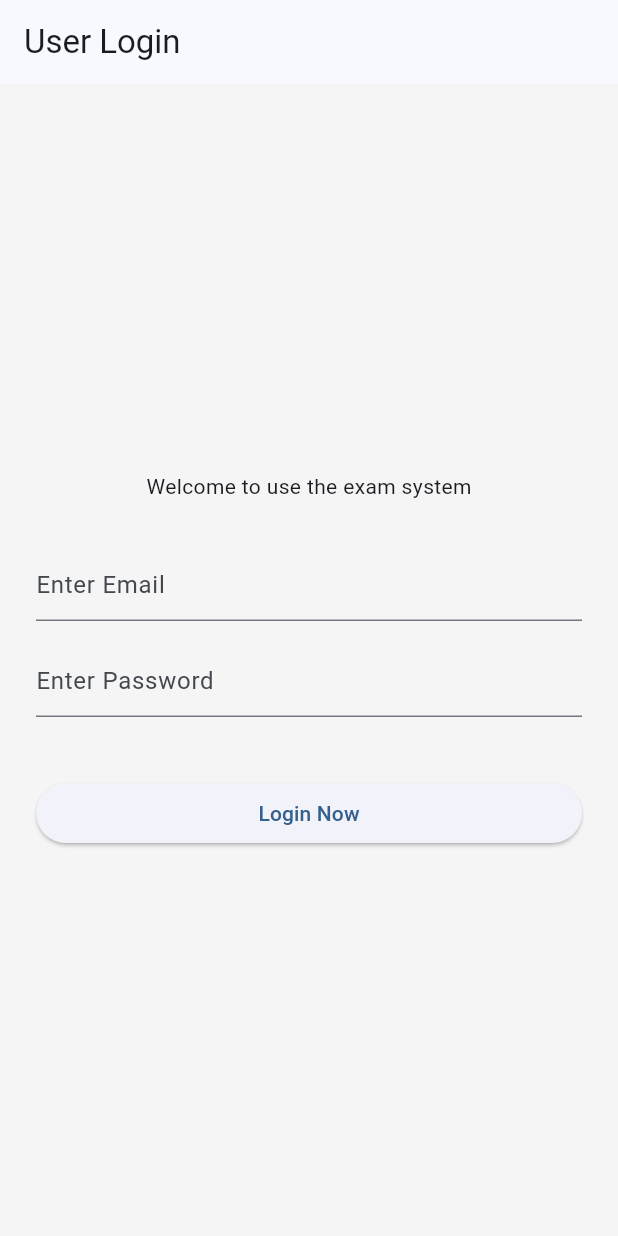
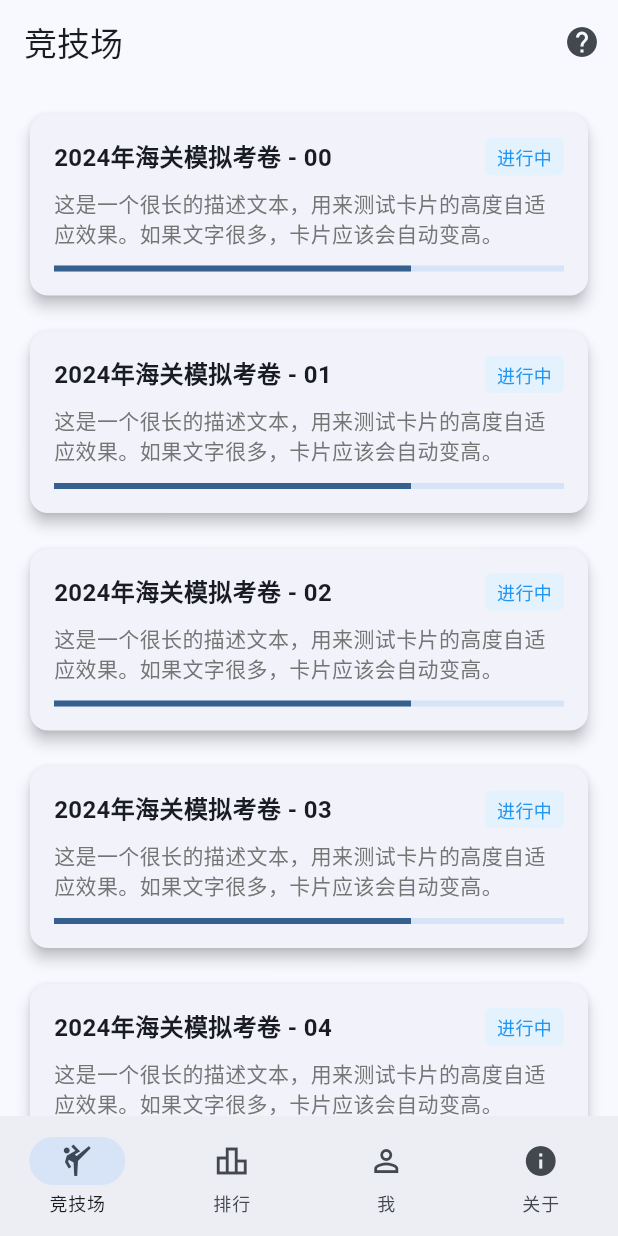
Before and after one commit to k2ane/exam_master-flutter, a Flutter app: the screen it shows after launch, on a phone screen of 412 x 824 dp. Run offline on Flutter 3.47's test engine with Material 3 defaults, Android fonts, the phone set to English and light mode, and no system bars; drawn by our look-alikes of flutter_platform_widgets; our stand-ins replace flutter_riverpod, riverpod_annotation; generated files the repository leaves out were written again.

Commit message:
Refactor navigation and localization, add responsive layout
Replaces the login page with a new responsive navigation structure for both mobile and desktop using separate navigation scaffolds. Adds a locale provider for language switching, updates localization keys (removes 'loginTiitleMessage', adds 'homeTitle'), and introduces a responsive layout widget. Removes dependencies on flutter_platform_widgets and flutter_adaptive_scaffold, and updates related configuration and localization files.

```diff
--- a/l10n.yaml
+++ b/l10n.yaml
@@ -1,4 +1,4 @@
 arb-dir: lib/l10n
 template-arb-file: app_zh.arb
 output-localization-file: app_localizations.dart
-synthetic-package: false # 👈 必须加这一行！
+# synthetic-package: false # 👈 必须加这一行！
--- /dev/null
+++ b/lib/core/widgets/responsive_layout.dart
@@ -0,0 +1,29 @@
+import 'package:flutter/material.dart';
+
+class ResponsiveLayout extends StatelessWidget {
+  final Widget mobile;
+  final Widget desktop;
+  final Widget? table; // 可选平板布局
+
+  const ResponsiveLayout({
+    super.key,
+    required this.mobile,
+    required this.desktop,
+    this.table,
+  });
+
+  static const int mobileBreakpoint = 600;
+
+  @override
+  Widget build(BuildContext context) {
+    return LayoutBuilder(
+      builder: (context, constraints) {
+        if (constraints.maxWidth < mobileBreakpoint) {
+          return mobile;
+        } else {
+          return desktop;
+        }
+      },
+    );
+  }
+}
--- /dev/null
+++ b/lib/features/auth/view/exam_page.dart
@@ -0,0 +1,158 @@
+import 'package:flutter/material.dart';
+import 'package:flutter/foundation.dart';
+
+class ExamPage extends StatelessWidget {
+  const ExamPage({super.key});
+
+  @override
+  Widget build(BuildContext context) {
+    if (kIsWeb) {
+      return Scaffold(
+        appBar: AppBar(
+          title: Text('竞技场'),
+          actions: [
+            IconButton(
+              onPressed: _onRefresh,
+              icon: Icon(Icons.refresh),
+              tooltip: "刷新",
+            ),
+            IconButton(
+              onPressed: () => {},
+              icon: Icon(Icons.help),
+              tooltip: "帮助",
+            ),
+          ],
+        ),
+        body: ListView.separated(
+          padding: const EdgeInsets.all(16),
+          itemCount: 20,
+          separatorBuilder: (c, i) => const SizedBox(height: 16), // 列表间距
+          itemBuilder: (context, index) {
+            return Card(
+              elevation: 4, // 阴影深度
+              shape: RoundedRectangleBorder(
+                borderRadius: BorderRadius.circular(12),
+              ),
+              child: Padding(
+                padding: const EdgeInsets.all(16),
+                child: Column(
+                  crossAxisAlignment: CrossAxisAlignment.start,
+                  children: [
+                    Row(
+                      mainAxisAlignment: MainAxisAlignment.spaceBetween,
+                      children: [
+                        Text(
+                          "2024年海关模拟考卷 - 0$index",
+                          style: const TextStyle(
+                            fontWeight: FontWeight.bold,
+                            fontSize: 16,
+                          ),
+                        ),
+                        Container(
+                          padding: const EdgeInsets.symmetric(
+                            horizontal: 8,
+                            vertical: 4,
+                          ),
+                          decoration: BoxDecoration(
+                            color: Colors.blue[50],
+                            borderRadius: BorderRadius.circular(4),
+                          ),
+                          child: const Text(
+                            "进行中",
+                            style: TextStyle(color: Colors.blue, fontSize: 12),
+                          ),
+                        ),
+                      ],
+                    ),
+                    const SizedBox(height: 8),
+                    Text(
+                      "这是一个很长的描述文本，用来测试卡片的高度自适应效果。如果文字很多，卡片应该会自动变高。",
+                      style: TextStyle(color: Colors.grey[600]),
+                    ),
+                    const SizedBox(height: 12),
+                    const LinearProgressIndicator(value: 0.7), // 进度条
+                  ],
+                ),
+              ),
+            );
+          },
+        ),
+      );
+    }
+    // 手机视图
+    return Scaffold(
+      appBar: AppBar(
+        title: Text('竞技场'),
+        actions: [
+          IconButton(
+            onPressed: () => {},
+            icon: Icon(Icons.help),
+            tooltip: "帮助",
+          ),
+        ],
+      ),
+      body: RefreshIndicator(
+        onRefresh: _onRefresh,
+        child: ListView.separated(
+          padding: const EdgeInsets.all(16),
+          itemCount: 20,
+          separatorBuilder: (c, i) => const SizedBox(height: 16), // 列表间距
+          itemBuilder: (context, index) {
+            return Card(
+              elevation: 4, // 阴影深度
+              shape: RoundedRectangleBorder(
+                borderRadius: BorderRadius.circular(12),
+              ),
+              child: Padding(
+                padding: const EdgeInsets.all(16),
+                child: Column(
+                  crossAxisAlignment: CrossAxisAlignment.start,
+                  children: [
+                    Row(
+                      mainAxisAlignment: MainAxisAlignment.spaceBetween,
+                      children: [
+                        Text(
+                          "2024年海关模拟考卷 - 0$index",
+                          style: const TextStyle(
+                            fontWeight: FontWeight.bold,
+                            fontSize: 16,
+                          ),
+                        ),
+                        Container(
+                          padding: const EdgeInsets.symmetric(
+                            horizontal: 8,
+                            vertical: 4,
+                          ),
+                          decoration: BoxDecoration(
+                            color: Colors.blue[50],
+                            borderRadius: BorderRadius.circular(4),
+                          ),
+                          child: const Text(
+                            "进行中",
+                            style: TextStyle(color: Colors.blue, fontSize: 12),
+                          ),
+                        ),
+                      ],
+                    ),
+                    const SizedBox(height: 8),
+                    Text(
+                      "这是一个很长的描述文本，用来测试卡片的高度自适应效果。如果文字很多，卡片应该会自动变高。",
+                      style: TextStyle(color: Colors.grey[600]),
+                    ),
+                    const SizedBox(height: 12),
+                    const LinearProgressIndicator(value: 0.7), // 进度条
+                  ],
+                ),
+              ),
+            );
+          },
+        ),
+      ),
+    );
+  }
+}
+
+Future<void> _onRefresh() async {
+  await Future.delayed(Duration(seconds: 2));
+  print('yout are requested');
+}
--- a/lib/features/auth/view/login_page.dart
+++ /dev/null
@@ -1,103 +0,0 @@
-import 'package:flutter/material.dart';
-import 'package:flutter_platform_widgets/flutter_platform_widgets.dart';
-import 'package:flutter_riverpod/flutter_riverpod.dart';
-// 引入生成的 ViewModel 和 翻译文件
-import '../logic/login_controller.dart';
-import '../../../l10n/app_localizations.dart';
-// (注意调整上面的 import 路径，确保指向正确文件)
-
-// ✅ 关键点：继承 ConsumerWidget 而不是 StatelessWidget
-// 这样我们就能通过 WidgetRef ref 来与 ViewModel 通信
-class LoginPage extends ConsumerWidget {
-  const LoginPage({super.key});
-
-  @override
-  Widget build(BuildContext context, WidgetRef ref) {
-    final l10n = AppLocalizations.of(context)!;
-
-    // 1. 监听 ViewModel 的状态
-    // watch: 只要状态变了（比如变成 loading），界面就会自动刷新
-    final loginState = ref.watch(loginControllerProvider);
-
-    // 2. 监听副作用 (Side Effects)
-    // listen: 用于处理导航、弹窗报错等一次性操作
-    ref.listen(loginControllerProvider, (previous, next) {
-      if (next.hasError) {
-        // 报错弹窗
-        showPlatformDialog(
-          context: context,
-          builder: (_) => PlatformAlertDialog(
-            title: const Text('错误'),
-            content: Text(next.error.toString()),
-            actions: [
-              PlatformDialogAction(
-                child: const Text('OK'),
-                onPressed: () => Navigator.pop(context),
-              ),
-            ],
-          ),
-        );
-      } else if (!next.isLoading && !next.hasError) {
-        // 成功跳转
-        // Navigator.pushReplacement...
-        print("登录成功，跳转首页");
-      }
-    });
-
-    final emailController = TextEditingController();
-    final passwordController = TextEditingController();
-
-    return PlatformScaffold(
-      appBar: PlatformAppBar(title: Text(l10n.loginTitle)),
-      body: Center(
-        child: Padding(
-          padding: const EdgeInsets.all(24.0),
-          child: Column(
-            mainAxisAlignment: MainAxisAlignment.center,
-            children: [
-              Text(l10n.loginTiitleMessage),
-
-              const SizedBox(height: 32),
-
-              PlatformTextField(
-                controller: emailController,
-                hintText: l10n.inputEmail,
-                enabled: !loginState.isLoading, // 加载时禁用输入
-              ),
-              const SizedBox(height: 16),
-              PlatformTextField(
-                controller: passwordController,
-                hintText: l10n.inputPassword,
-                obscureText: true,
-                enabled: !loginState.isLoading,
-              ),
-              const SizedBox(height: 40),
-
-              SizedBox(
-                width: double.infinity,
-                child: PlatformElevatedButton(
-                  // 如果正在加载，显示转圈圈；否则显示文字
-                  child: loginState.isLoading
-                      ? PlatformCircularProgressIndicator()
-                      : Text(l10n.btnLogin),
-                  onPressed: loginState.isLoading
-                      ? null // 加载时禁用按钮
-                      : () {
-                          // ✅ 3. 触发 ViewModel 的方法
-                          // read: 调用方法时不监控状态变化，只触发一次
-                          ref
-                              .read(loginControllerProvider.notifier)
-                              .login(
-                                emailController.text,
-                                passwordController.text,
-                              );
-                        },
-                ),
-              ),
-            ],
-          ),
-        ),
-      ),
-    );
-  }
-}
--- /dev/null
+++ b/lib/features/auth/view/mobile/m_navigation_page.dart
@@ -0,0 +1,59 @@
+import 'package:exam_master_flutter/features/auth/view/exam_page.dart';
+import 'package:exam_master_flutter/l10n/app_localizations.dart';
+import 'package:flutter/material.dart';
+import '../placeholder_page.dart';
+
+class M_MainNavigationScaffold extends StatefulWidget {
+  const M_MainNavigationScaffold({super.key});
+
+  @override
+  State<M_MainNavigationScaffold> createState() =>
+      _M_MainNavigationScaffoldState();
+}
+
+class _M_MainNavigationScaffoldState extends State<M_MainNavigationScaffold> {
+  int _selectIndex = 0;
+
+  @override
+  Widget build(BuildContext context) {
+    final l10n = AppLocalizations.of(context);
+    return Scaffold(
+      bottomNavigationBar: NavigationBar(
+        onDestinationSelected: (int index) {
+          setState(() {
+            _selectIndex = index;
+          });
+        },
+        selectedIndex: _selectIndex,
+        destinations: <Widget>[
+          NavigationDestination(
+            selectedIcon: Icon(Icons.sports_martial_arts),
+            icon: Icon(Icons.sports_martial_arts_outlined),
+            label: "竞技场",
+          ),
+          NavigationDestination(
+            selectedIcon: Icon(Icons.leaderboard),
+            icon: Icon(Icons.leaderboard_outlined),
+            label: "排行",
+          ),
+          NavigationDestination(
+            selectedIcon: Icon(Icons.person),
+            icon: Icon(Icons.person_outline),
+            label: "我",
+          ),
+          NavigationDestination(
+            selectedIcon: Icon(Icons.info_outline),
+            icon: Icon(Icons.info),
+            label: "关于",
+          ),
+        ],
+      ),
+      body: <Widget>[
+        ExamPage(),
+        PlaceholderPage(title: '排行', icon: Icons.leaderboard),
+        PlaceholderPage(title: '我', icon: Icons.person),
+        PlaceholderPage(title: '关于', icon: Icons.info),
+      ][_selectIndex],
+    );
+  }
+}
--- a/lib/l10n/app_en.arb
+++ b/lib/l10n/app_en.arb
@@ -8,5 +8,5 @@
   "btnRegister": "Register",
   "dialogLoginSuccess": "Success",
   "dialogJumping": "Redirecting to dashboard...",
-  "loginTiitleMessage": "Welcome to use the exam system"
+  "homeTitle": "Home"
 }
--- a/lib/l10n/app_localizations.dart
+++ b/lib/l10n/app_localizations.dart
@@ -152,11 +152,11 @@ abstract class AppLocalizations {
   /// **'正在跳转到考试系统...'**
   String get dialogJumping;
 
-  /// No description provided for @loginTiitleMessage.
+  /// No description provided for @homeTitle.
   ///
   /// In zh, this message translates to:
-  /// **'欢迎使用该系统'**
-  String get loginTiitleMessage;
+  /// **'首页'**
+  String get homeTitle;
 }
 
 class _AppLocalizationsDelegate
--- a/lib/l10n/app_localizations_en.dart
+++ b/lib/l10n/app_localizations_en.dart
@@ -36,5 +36,5 @@ class AppLocalizationsEn extends AppLocalizations {
   String get dialogJumping => 'Redirecting to dashboard...';
 
   @override
-  String get loginTiitleMessage => 'Welcome to use the exam system';
+  String get homeTitle => 'Home';
 }
--- a/lib/l10n/app_localizations_zh.dart
+++ b/lib/l10n/app_localizations_zh.dart
@@ -36,5 +36,5 @@ class AppLocalizationsZh extends AppLocalizations {
   String get dialogJumping => '正在跳转到考试系统...';
 
   @override
-  String get loginTiitleMessage => '欢迎使用该系统';
+  String get homeTitle => '首页';
 }
--- a/lib/l10n/app_zh.arb
+++ b/lib/l10n/app_zh.arb
@@ -11,5 +11,5 @@
   "btnRegister": "注册新账号",
   "dialogLoginSuccess": "登录成功",
   "dialogJumping": "正在跳转到考试系统...",
-  "loginTiitleMessage": "欢迎使用该系统"
+  "homeTitle": "首页"
 }
--- a/lib/main.dart
+++ b/lib/main.dart
@@ -1,23 +1,23 @@
-import 'package:exam_master_flutter/features/auth/view/login_page.dart';
+import 'package:exam_master_flutter/core/locale/locale_provider.dart';
+import 'package:exam_master_flutter/core/widgets/responsive_layout.dart';
+import 'package:exam_master_flutter/features/auth/view/mobile/m_navigation_page.dart';
+import 'package:exam_master_flutter/features/auth/view/desktop/d_navigation_page.dart';
 import 'package:flutter/material.dart';
-import 'package:flutter/cupertino.dart';
-import 'package:flutter_platform_widgets/flutter_platform_widgets.dart';
 import 'package:flutter_localizations/flutter_localizations.dart';
 import 'package:flutter_riverpod/flutter_riverpod.dart';
-// ✅ 必须保留：使用刚才生成的实体文件
 import 'l10n/app_localizations.dart';
 
 void main() {
   runApp(const ProviderScope(child: ExamApp()));
 }
 
-class ExamApp extends StatelessWidget {
+class ExamApp extends ConsumerWidget {
   const ExamApp({super.key});
 
   @override
-  Widget build(BuildContext context) {
-    return PlatformProvider(
-      builder: (context) => PlatformApp(
+  Widget build(BuildContext context, WidgetRef ref) {
+    final currentLocale = ref.watch(localeControllerProvider);
+    return MaterialApp(
       debugShowCheckedModeBanner: false,
       onGenerateTitle: (context) => AppLocalizations.of(context)!.appTitle,
       localizationsDelegates: const [
@@ -28,24 +28,32 @@ class ExamApp extends StatelessWidget {
       ],
       supportedLocales: AppLocalizations.supportedLocales,
 
-        // 🎨 安卓主题 (Material 3)
-        material: (_, _) => MaterialAppData(
+      // Material 3 统一主题
       theme: ThemeData(
         useMaterial3: true,
         colorSchemeSeed: Colors.blue,
-            scaffoldBackgroundColor: const Color(0xFFF5F5F5), // 浅灰背景
+        inputDecorationTheme: const InputDecorationTheme(
+          filled: true,
+          fillColor: Color(0xFFF3F4F6),
+          border: OutlineInputBorder(
+            borderSide: BorderSide.none,
+            borderRadius: BorderRadius.all(Radius.circular(12)),
           ),
         ),
-
-        // 🍎 iOS 主题
-        cupertino: (_, _) => CupertinoAppData(
-          theme: const CupertinoThemeData(
-            primaryColor: Colors.blue,
-            scaffoldBackgroundColor:
-                CupertinoColors.systemGroupedBackground, // iOS 标准分组背景色
+        filledButtonTheme: FilledButtonThemeData(
+          style: FilledButton.styleFrom(
+            padding: const EdgeInsets.symmetric(vertical: 16),
+            shape: RoundedRectangleBorder(
+              borderRadius: BorderRadius.circular(12),
             ),
           ),
-        home: const LoginPage(),
+        ),
+      ),
+      locale: currentLocale, // 绑定当前语言
+      // 路由逻辑
+      home: ResponsiveLayout(
+        mobile: M_MainNavigationScaffold(),
+        desktop: D_MainNavigationScaffold(),
       ),
     );
   }
--- a/pubspec.yaml
+++ b/pubspec.yaml
@@ -12,8 +12,6 @@ dependencies:
   flutter:
     sdk: flutter
   cupertino_icons: ^1.0.8
-  flutter_platform_widgets: ^7.0.0
-  flutter_adaptive_scaffold: ^0.3.3
   flutter_riverpod: ^2.5.1
   riverpod_annotation: ^2.3.5
   flutter_localizations:
```
Also changed, not shown: lib/core/locale/locale_provider.dart (added, +22 -0 lines), lib/features/auth/view/desktop/d_navigation_page.dart (added, +79 -0 lines), lib/features/auth/view/placeholder_page.dart (added, +36 -0 lines), lib/core/locale/locale_provider.g.dart (added), pubspec.lock. Lines whose indentation alone changed are shown as unchanged.
